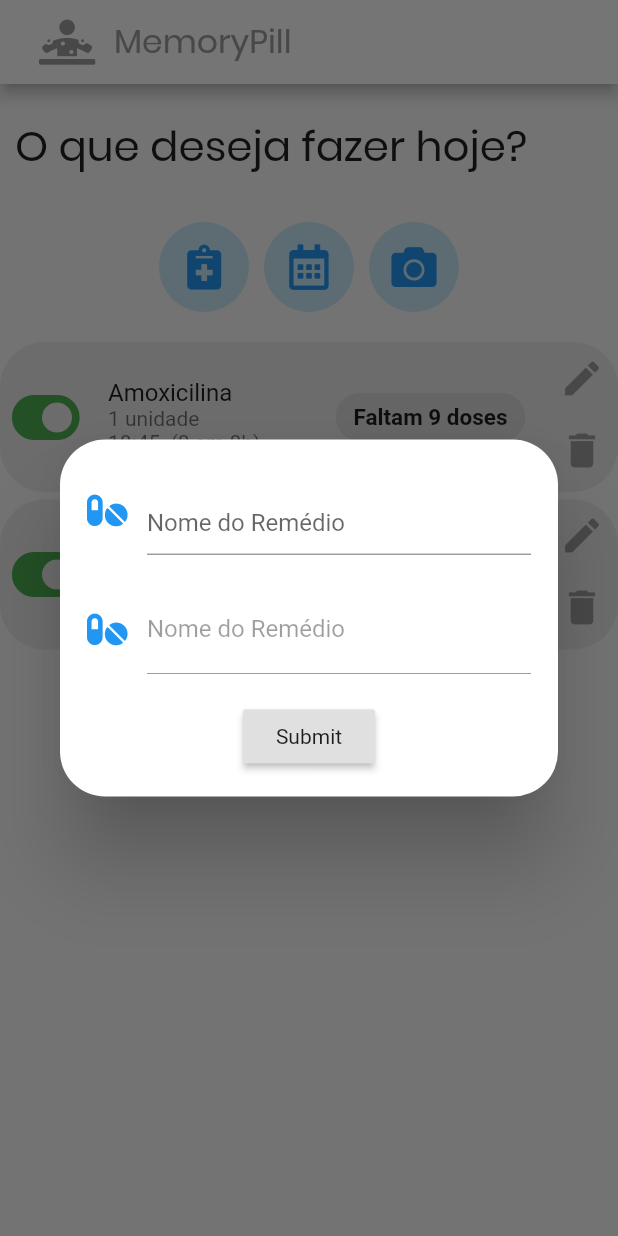
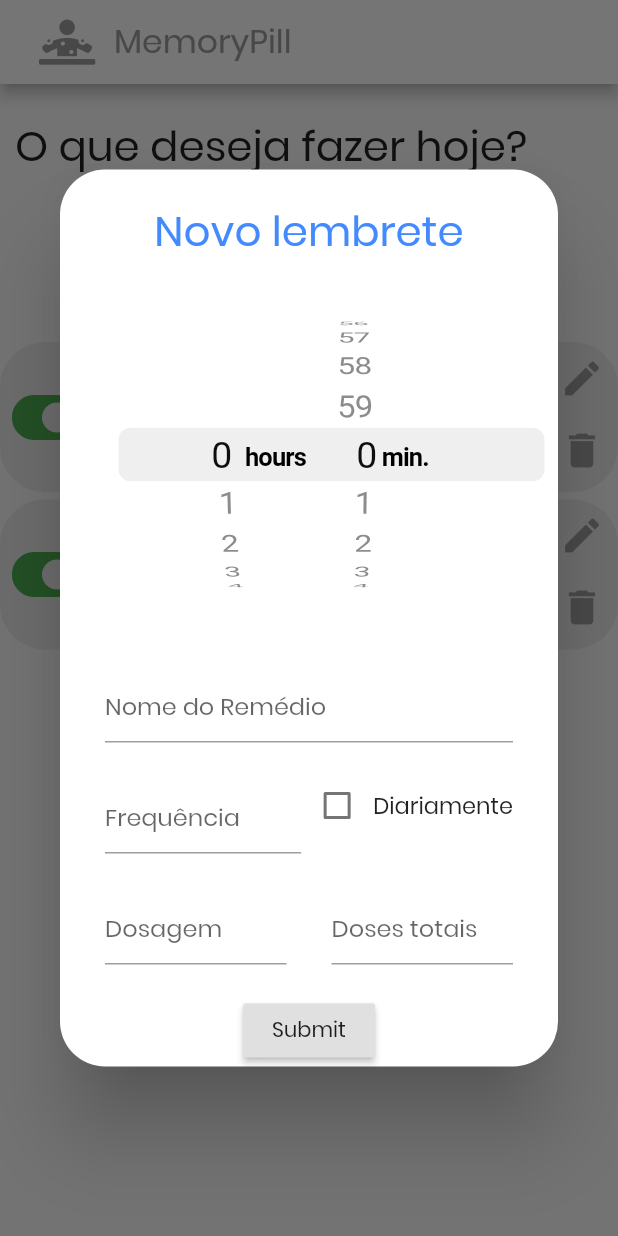
Before and after one commit to gussf/memory_pill, a Flutter app: the screen it shows after launch, after a tap on an icon or button, on a phone screen of 412 x 824 dp. Run offline on Flutter 3.47's test engine with Material 2 defaults, Android fonts, the phone set to English and light mode, and no system bars; our stand-ins replace font_awesome_flutter.

Commit message:
Improving schedule form

```diff
--- a/lib/main.dart
+++ b/lib/main.dart
@@ -7,11 +7,10 @@ class MyApp extends StatelessWidget {
   @override
   Widget build(BuildContext context) {
     return MaterialApp(
-      theme: ThemeData(
-        fontFamily: 'Roboto',
-        iconTheme: IconThemeData(color: Colors.blue),
-      ),
-      home: HomeScreen()
-    );
+        theme: ThemeData(
+          fontFamily: 'Poppins',
+          iconTheme: IconThemeData(color: Colors.blue),
+        ),
+        home: HomeScreen());
   }
 }
--- a/lib/models/medicine/medicine_schedule.dart
+++ b/lib/models/medicine/medicine_schedule.dart
@@ -8,9 +8,7 @@ class MedicineAlarm {
 
   bool get isEnabled => _isEnabled;
 
-  MedicineAlarm(this._hourScheduled, this._minuteScheduled, this._isEnabled) {
-
-  }
+  MedicineAlarm(this._hourScheduled, this._minuteScheduled, this._isEnabled);
 
   @override
   String toString() {
--- a/lib/screens/home_screen.dart
+++ b/lib/screens/home_screen.dart
@@ -13,6 +13,7 @@ class HomeScreen extends StatelessWidget {
 
   @override
   Widget build(BuildContext context) {
+
     return Scaffold(
       appBar: homeAppBar(),
       body: ListView(
@@ -25,9 +26,7 @@ class HomeScreen extends StatelessWidget {
             ),
           ),
           SizedBox(height: 30.0),
-          Padding(
-            padding: EdgeInsets.only(left: 0.0, right: 0.0),
-            child: Row(
+          Row(
             mainAxisAlignment: MainAxisAlignment.center,
             children: <Widget>[
               menuButton(Icon(FontAwesomeIcons.notesMedical),
@@ -35,7 +34,6 @@ class HomeScreen extends StatelessWidget {
               menuButton(Icon(FontAwesomeIcons.calendarAlt), null),
               menuButton(Icon(FontAwesomeIcons.camera), null),
             ],
-            ),
           ),
           SizedBox(height: 20.0),
           ScheduledMedicines(),
@@ -49,12 +47,7 @@ void goToFormScreen(BuildContext context, GlobalKey _formKey) {
   showDialog(
     context: context,
     builder: (BuildContext context) {
-      return Dialog(
-        shape: RoundedRectangleBorder(
-          borderRadius: BorderRadius.circular(30.0),
-        ),
-        child: MedicineFormScreen(),
-      );
+      return MedicineFormScreen();
     },
   );
 }
--- a/lib/screens/medicine_form.dart
+++ b/lib/screens/medicine_form.dart
@@ -1,5 +1,5 @@
+import 'package:flutter/cupertino.dart';
 import 'package:flutter/material.dart';
-import 'package:font_awesome_flutter/font_awesome_flutter.dart';
 
 class MedicineFormScreen extends StatefulWidget {
   @override
@@ -9,43 +9,156 @@ class MedicineFormScreen extends StatefulWidget {
 class _MedicineFormScreenState extends State<MedicineFormScreen> {
   @override
   Widget build(BuildContext context) {
-    return Padding(
-      padding: const EdgeInsets.all(8.0),
+    return Dialog(
+        shape:
+            RoundedRectangleBorder(borderRadius: BorderRadius.circular(30.0)),
+        child: SingleChildScrollView(
           child: Column(
-        mainAxisSize: MainAxisSize.min,
+            mainAxisSize: MainAxisSize.max,
+            crossAxisAlignment: CrossAxisAlignment.center,
             children: <Widget>[
               Padding(
-            padding: const EdgeInsets.all(10.0),
-            child: TextFormField(
-              decoration: const InputDecoration(
-                alignLabelWithHint: true,
-                icon: Icon(FontAwesomeIcons.pills, color: Colors.blue,),
-                hintText: 'Qual remédio deseja inserir?',
-                labelText: 'Nome do Remédio',
+                padding: const EdgeInsets.all(20.0),
+                child: Text(
+                  'Novo lembrete',
+                  style: TextStyle(
+                    fontSize: 28.0,
+                    fontFamily: 'Poppins',
+                    color: Colors.blueAccent,
                   ),
                 ),
               ),
               Padding(
-            padding: const EdgeInsets.all(10.0),
-            child: TextFormField(
-              enabled: false,
-              decoration: const InputDecoration(
-                icon: Icon(FontAwesomeIcons.pills, color: Colors.blue,),
-                hintText: 'Qual remédio deseja inserir?',
-                labelText: 'Nome do Remédio',
+                padding:
+                    const EdgeInsets.only(left: 30.0, right: 0.0, bottom: 20.0),
+                child: CupertinoTimerPicker(
+                  mode: CupertinoTimerPickerMode.hm,
+                  onTimerDurationChanged: (data) {},
                 ),
               ),
-          ),
-          Padding(
-            padding: const EdgeInsets.all(8.0),
-            child: RaisedButton(
+              MedicineNameInput(),
+              SizedBox(height: 10.0),
+              FrequencyOptionsInput(),
+              SizedBox(height: 10.0),
+              DosageInfoInput(),
+              SizedBox(height: 20.0),
+              RaisedButton(
                 child: Text("Submit"),
                 onPressed: () {
                   //if (_formKey.currentState.validate()) {
                   //  _formKey.currentState.save();
                   //}
                 },
+              )
+            ],
           ),
+        ));
+  }
+}
+
+class DosageInfoInput extends StatefulWidget {
+  @override
+  _DosageInfoInputState createState() => _DosageInfoInputState();
+}
+
+class _DosageInfoInputState extends State<DosageInfoInput> {
+  @override
+  Widget build(BuildContext context) {
+    return Padding(
+        padding: const EdgeInsets.only(left: 30.0, right: 30.0),
+        child: Row(
+          children: <Widget>[
+            Expanded(
+              child: TextFormField(
+                keyboardType: TextInputType.number,
+                decoration: const InputDecoration(
+                  alignLabelWithHint: true,
+                  labelText: 'Dosagem',
+                  hintText: 'ex: 1 unid.',
+                ),
+              ),
+            ),
+            SizedBox(
+              width: 30.0,
+            ),
+            Expanded(
+              child: TextFormField(
+                keyboardType: TextInputType.number,
+                decoration: const InputDecoration(
+                  alignLabelWithHint: true,
+                  labelText: 'Doses totais',
+                  hintText: 'ex: 12 doses',
+                ),
+              ),
+            ),
+          ],
+        ));
+  }
+}
+
+class MedicineNameInput extends StatefulWidget {
+  @override
+  _MedicineNameInputState createState() => _MedicineNameInputState();
+}
+
+class _MedicineNameInputState extends State<MedicineNameInput> {
+  @override
+  Widget build(BuildContext context) {
+    return Padding(
+      padding: const EdgeInsets.only(left: 30.0, right: 30.0),
+      child: TextFormField(
+        decoration: const InputDecoration(
+          alignLabelWithHint: true,
+          labelText: 'Nome do Remédio',
+          hintText: 'ex: Aspirina',
+        ),
+      ),
+    );
+  }
+}
+
+class FrequencyOptionsInput extends StatefulWidget {
+  @override
+  _FrequencyOptionsInputState createState() => _FrequencyOptionsInputState();
+}
+
+class _FrequencyOptionsInputState extends State<FrequencyOptionsInput> {
+  bool _isDaily = false;
+
+  final TextEditingController frequencyValueController =
+      new TextEditingController();
+
+  void _isDailyChanged(bool newValue) => setState(() {
+        _isDaily = newValue;
+
+        if (_isDaily) frequencyValueController.clear();
+      });
+
+  @override
+  Widget build(BuildContext context) {
+    return Padding(
+      padding: const EdgeInsets.only(left: 30.0, right: 30.0),
+      child: Row(
+        children: <Widget>[
+          Expanded(
+            child: TextFormField(
+              controller: frequencyValueController,
+              enabled: !_isDaily,
+              keyboardType: TextInputType.number,
+              decoration: const InputDecoration(
+                alignLabelWithHint: true,
+                labelText: 'Frequência',
+                hintText: 'ex: de 3 em 3h',
+              ),
+            ),
+          ),
+          Checkbox(
+            onChanged: _isDailyChanged,
+            value: _isDaily,
+          ),
+          Text(
+            "Diariamente",
+            style: TextStyle(fontFamily: 'Poppins', fontSize: 15.0),
           )
         ],
       ),
```
Also changed, not shown: 3 other files. Lines whose indentation alone changed are shown as unchanged.
